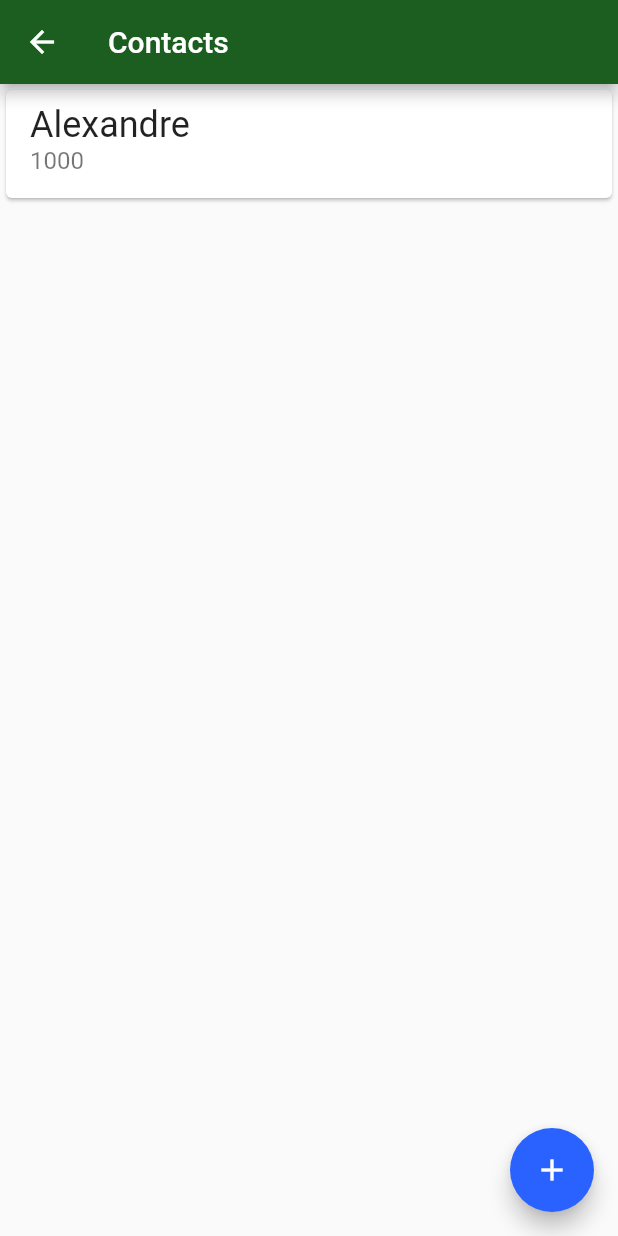
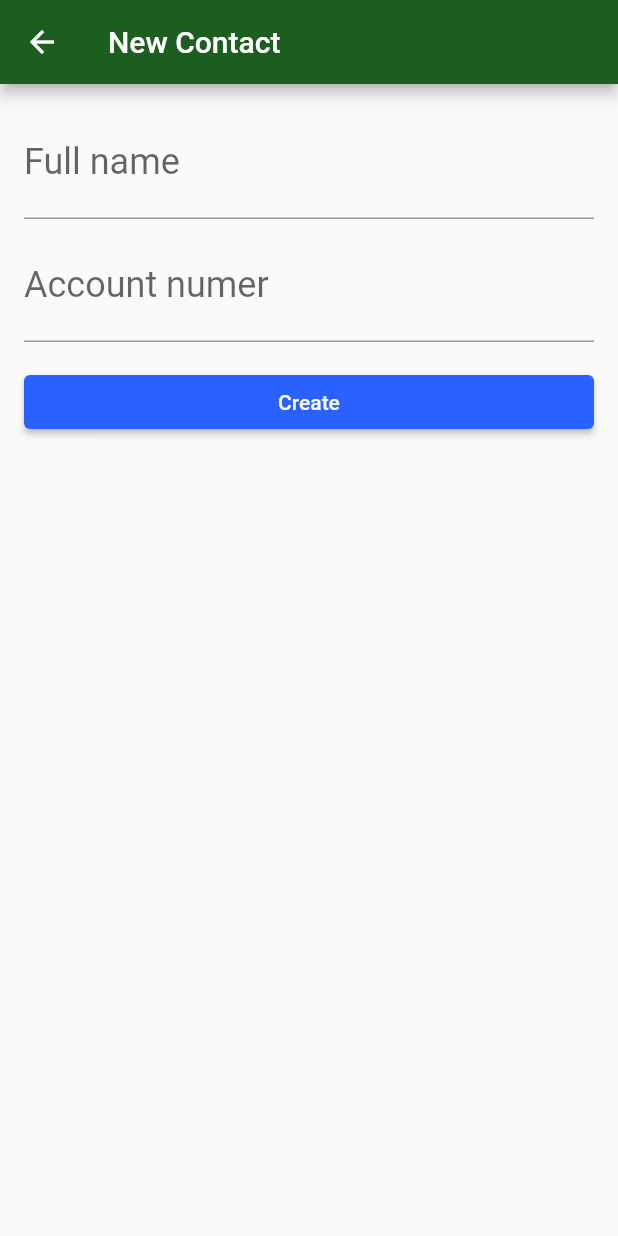
Before and after one commit to jafidelis/bytebank, a Flutter app: the ContactsList screen opened directly, after a tap on the "add" icon, on a phone screen of 412 x 824 dp. Run offline on Flutter 3.47's test engine with Material 2 defaults, Android fonts, the phone set to English and light mode, and no system bars.

Commit message:
Create contact form

```diff
--- a/lib/main.dart
+++ b/lib/main.dart
@@ -1,3 +1,4 @@
+import 'package:bytebank/screens/contact_form.dart';
 import 'package:bytebank/screens/contacts_list.dart';
 import 'package:bytebank/screens/dashboard.dart';
 import 'package:flutter/material.dart';
--- /dev/null
+++ b/lib/models/contact.dart
@@ -0,0 +1,11 @@
+class Contact {
+  final String name;
+  final int accountNumber;
+
+  Contact(this.name, this.accountNumber);
+
+  @override
+  String toString() {
+    return 'Contact{name: $name, accountNumber: $accountNumber}';
+  }
+}
--- /dev/null
+++ b/lib/screens/contact_form.dart
@@ -0,0 +1,63 @@
+import 'package:bytebank/models/contact.dart';
+import 'package:flutter/material.dart';
+
+class ContactForm extends StatefulWidget {
+
+  @override
+  _ContactFormState createState() => _ContactFormState();
+}
+
+class _ContactFormState extends State<ContactForm> {
+  final TextEditingController _nameController = TextEditingController();
+  final TextEditingController _accountNumberController = TextEditingController();
+
+  @override
+  Widget build(BuildContext context) {
+    return Scaffold(
+      appBar: AppBar(
+        title: Text('New Contact'),
+      ),
+      body: Padding(
+        padding: const EdgeInsets.all(16.0),
+        child: Column(
+          children: [
+            TextField(
+              controller: _nameController,
+              decoration: InputDecoration(
+                labelText: 'Full name',
+              ),
+              style: TextStyle(fontSize: 24),
+            ),
+            Padding(
+              padding: const EdgeInsets.only(top: 8.0),
+              child: TextField(
+                controller: _accountNumberController,
+                decoration: InputDecoration(
+                  labelText: 'Account numer',
+                ),
+                style: TextStyle(fontSize: 24),
+                keyboardType: TextInputType.number,
+              ),
+            ),
+            Padding(
+              padding: const EdgeInsets.only(top: 16.0),
+              child: SizedBox(
+                width: double.maxFinite,
+                child: RaisedButton(
+                  onPressed: () {
+                    final String name = _nameController.text;
+                    final int accountNumber = int.tryParse(
+                        _accountNumberController.text);
+                    final Contact newContact = Contact(name, accountNumber);
+                    Navigator.pop(context, newContact);
+                  },
+                  child: Text('Create'),
+                ),
+              ),
+            ),
+          ],
+        ),
+      ),
+    );
+  }
+}
--- a/lib/screens/contacts_list.dart
+++ b/lib/screens/contacts_list.dart
@@ -1,3 +1,4 @@
+import 'package:bytebank/screens/contact_form.dart';
 import 'package:flutter/material.dart';
 
 class ContactsList extends StatelessWidget {
@@ -24,7 +25,17 @@ class ContactsList extends StatelessWidget {
         ],
       ),
       floatingActionButton: FloatingActionButton(
-        onPressed: (){},
+        onPressed: () {
+          Navigator.of(context)
+              .push(
+                MaterialPageRoute(
+                  builder: (context) => ContactForm(),
+                ),
+              )
+              .then(
+                (newContact) => debugPrint(newContact.toString()),
+              );
+        },
         child: Icon(Icons.add),
       ),
     );
```
